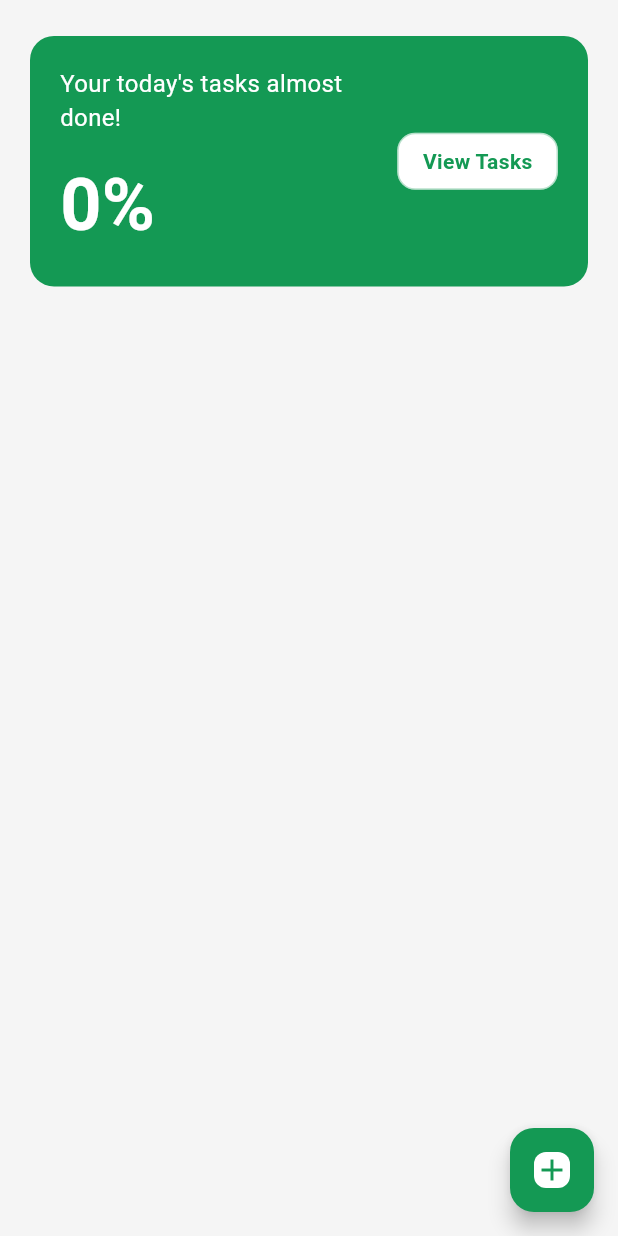
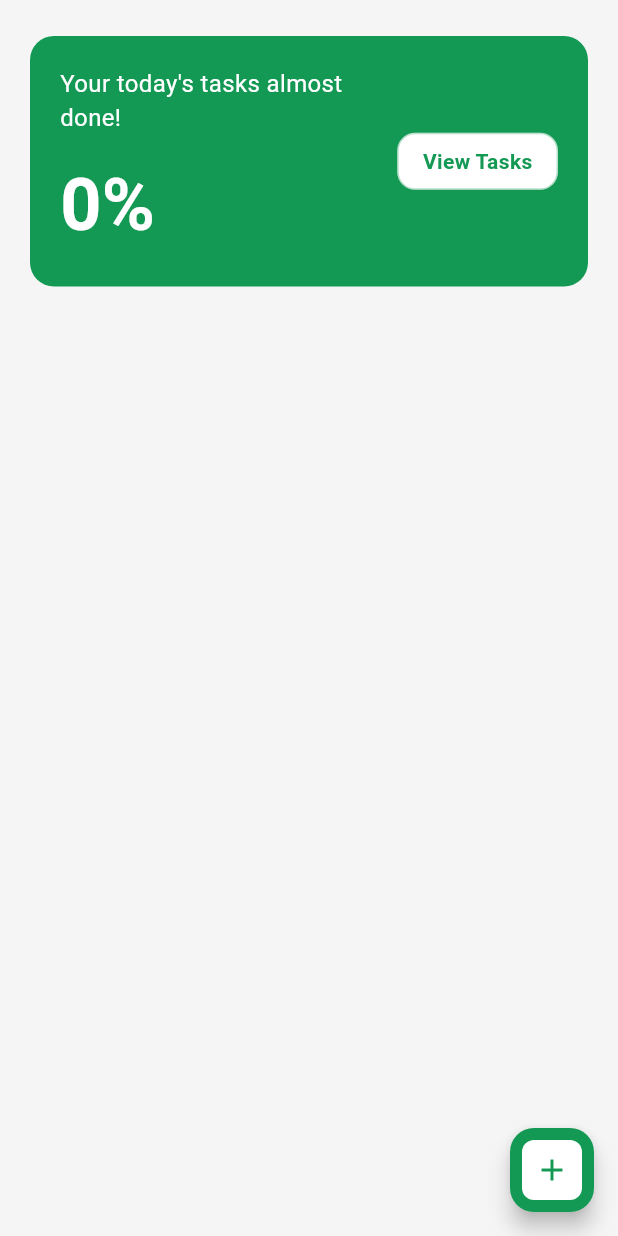
Before and after one commit to DuaaAhmedd/todoApp, a Flutter app: the HomeView screen opened directly, on a phone screen of 412 x 824 dp. Run offline on Flutter 3.47's test engine with Material 3 defaults, Android fonts, the phone set to English and light mode, and no system bars; our stand-ins replace cached_network_image, dartz, dio, flutter_bloc, flutter_screenutil, flutter_svg and 2 more; accounts and stored records are empty; network calls fail.

Commit message:
Improve FAB styling with proper padding and icon size
Co-authored-by: DuaaAhmedd <175502812+DuaaAhmedd@users.noreply.github.com>

```diff
--- a/lib/features/home/view/home_view.dart
+++ b/lib/features/home/view/home_view.dart
@@ -57,11 +57,12 @@ class HomeView extends StatelessWidget {
         },
         backgroundColor: AppColors.primary,
         child: Container(
+          padding: EdgeInsets.all(8),
           decoration: BoxDecoration(
             color: Colors.white,
             borderRadius: BorderRadius.circular(8),
           ),
-          child: Icon(Icons.add, color: AppColors.primary),
+          child: Icon(Icons.add, color: AppColors.primary, size: 24),
         ),
       ),
     );
```
